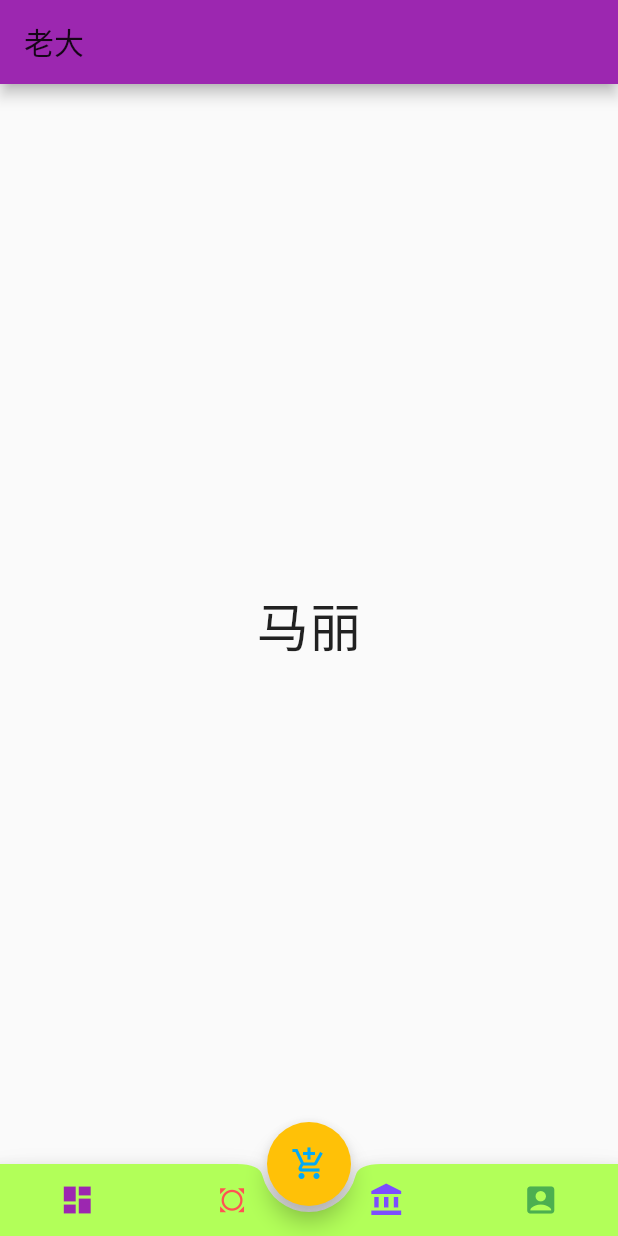
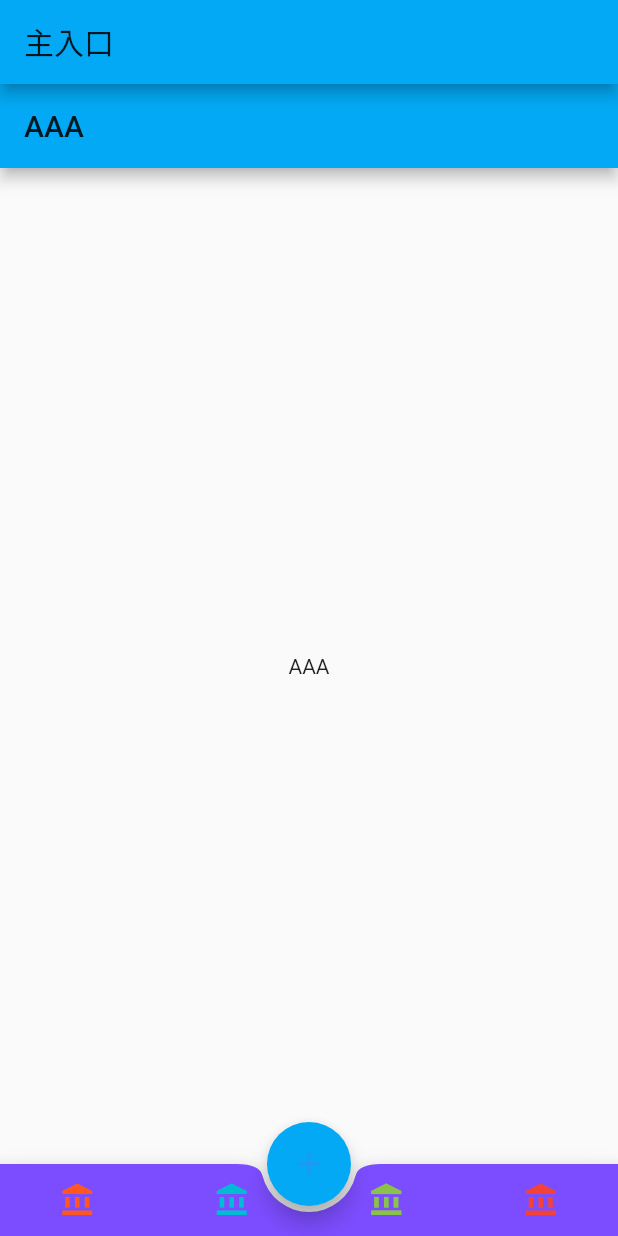
Before and after one commit to malongq/flutter3, a Flutter app: the screen it shows after launch, on a phone screen of 412 x 824 dp. Run offline on Flutter 3.47's test engine with Material 2 defaults, Android fonts, the phone set to English and light mode, and no system bars.

Commit message:
add bottom

```diff
--- a/lib/main.dart
+++ b/lib/main.dart
@@ -67,19 +67,53 @@
 //}
 
 //todo 底部工具栏灵活配置
+//import 'package:flutter/material.dart';
+//import 'new_bottom/newbottom.dart';
+//void main()=>runApp(MyApp());
+//
+//class MyApp extends StatelessWidget {
+//  @override
+//  Widget build(BuildContext context) {
+//    return MaterialApp(
+//      title: '底部工具栏灵活配置',
+//      theme: ThemeData(
+//        primarySwatch: Colors.amber
+//      ),
+//      home: NewBottom(),
+//    );
+//  }
+//}
+
+//todo 规则底部状态栏练习
+//import 'package:flutter/material.dart';
+//import 'package:flutter_bottom/new_b/NewB.dart';
+//void main()=>runApp(MyApp());
+//
+//class MyApp extends StatelessWidget {
+//  @override
+//  Widget build(BuildContext context) {
+//    return MaterialApp(
+//      title: '规则底部',
+//      theme: ThemeData.light(),
+//      home: NewB(),
+//    );
+//  }
+//}
+
+//todo 不规则底部状态栏练习
 import 'package:flutter/material.dart';
-import 'new_bottom/newbottom.dart';
+import 'package:flutter_bottom/new_b/NewA.dart';
 void main()=>runApp(MyApp());
 
 class MyApp extends StatelessWidget {
   @override
   Widget build(BuildContext context) {
     return MaterialApp(
-      title: '底部工具栏灵活配置',
+      title: '不规则底部状态栏练习',
       theme: ThemeData(
-        primarySwatch: Colors.amber
+        primarySwatch: Colors.lightBlue
       ),
-      home: NewBottom(),
+      home: NewA(),
     );
   }
 }
--- /dev/null
+++ b/lib/new_b/NewA.dart
@@ -0,0 +1,103 @@
+import 'package:flutter/material.dart';
+import 'package:flutter_bottom/new_b/eachView.dart';
+
+class NewA extends StatefulWidget{
+  _NewAState createState()=> _NewAState();
+}
+
+class _NewAState extends State<NewA> {
+
+  List<Widget> _list;
+  int _c = 0;
+
+  @override
+  void initState() {
+
+    _list = List();
+    _list
+        ..add(EachView('AAA'))
+        ..add(EachView('BBB'))
+        ..add(EachView('CCC'))
+        ..add(EachView('DDD'));
+
+    super.initState();
+  }
+
+
+  @override
+  Widget build(BuildContext context) {
+    // TODO: implement build
+    return Scaffold(
+
+      appBar: AppBar(
+        title: Text('主入口'),
+      ),
+
+      body: _list[_c],
+
+
+      floatingActionButton: FloatingActionButton(
+        onPressed: (){
+          Navigator.of(context).push(MaterialPageRoute(builder: (BuildContext context){
+            return EachView('马龙');
+          }));
+        },
+        tooltip: '长按出来的文字tip',
+        child: Icon(
+          Icons.add,
+          color: Colors.blue,
+        ),
+      ),
+      floatingActionButtonLocation: FloatingActionButtonLocation.centerDocked,
+
+
+
+      bottomNavigationBar: BottomAppBar(
+        color: Colors.deepPurpleAccent,
+        shape: CircularNotchedRectangle(),
+        child: Row(
+          mainAxisSize: MainAxisSize.max,
+          mainAxisAlignment: MainAxisAlignment.spaceAround,
+          children: <Widget>[
+            IconButton(
+              icon: Icon(Icons.account_balance,color: Colors.deepOrange,),
+              onPressed: (){
+                setState(() {
+                  _c = 0;
+                });
+              },
+            ),
+            IconButton(
+              icon: Icon(Icons.account_balance,color: Colors.cyan,),
+              onPressed: (){
+                setState(() {
+                  _c = 1;
+                });
+              },
+            ),
+            IconButton(
+              icon: Icon(Icons.account_balance,color: Colors.lightGreen,),
+              onPressed: (){
+                setState(() {
+                  _c = 2;
+                });
+              },
+            ),
+            IconButton(
+              icon: Icon(Icons.account_balance,color: Colors.red,),
+              onPressed: (){
+                setState(() {
+                  _c = 3;
+                });
+              },
+            ),
+          ],
+        ),
+      ),
+
+
+
+
+    );
+  }
+}
--- /dev/null
+++ b/lib/new_b/eachView.dart
@@ -0,0 +1,19 @@
+import 'package:flutter/material.dart';
+class EachView extends StatefulWidget{
+
+  String _title;
+  EachView(this._title);
+
+  _EachViewState createState()=> _EachViewState();
+}
+
+class _EachViewState extends State<EachView> {
+  @override
+  Widget build(BuildContext context) {
+    // TODO: implement build
+    return Scaffold(
+      appBar: AppBar(title: Text(widget._title,)),
+      body: Center(child: Text(widget._title),),
+    );
+  }
+}
```
Also changed, not shown: lib/new_b/NewB.dart (added, +69 -0 lines), lib/new_b/a.dart (added, +37 -0 lines), lib/new_b/b.dart (added, +37 -0 lines), lib/new_b/c.dart (added, +37 -0 lines), lib/new_b/d.dart (added, +37 -0 lines).
